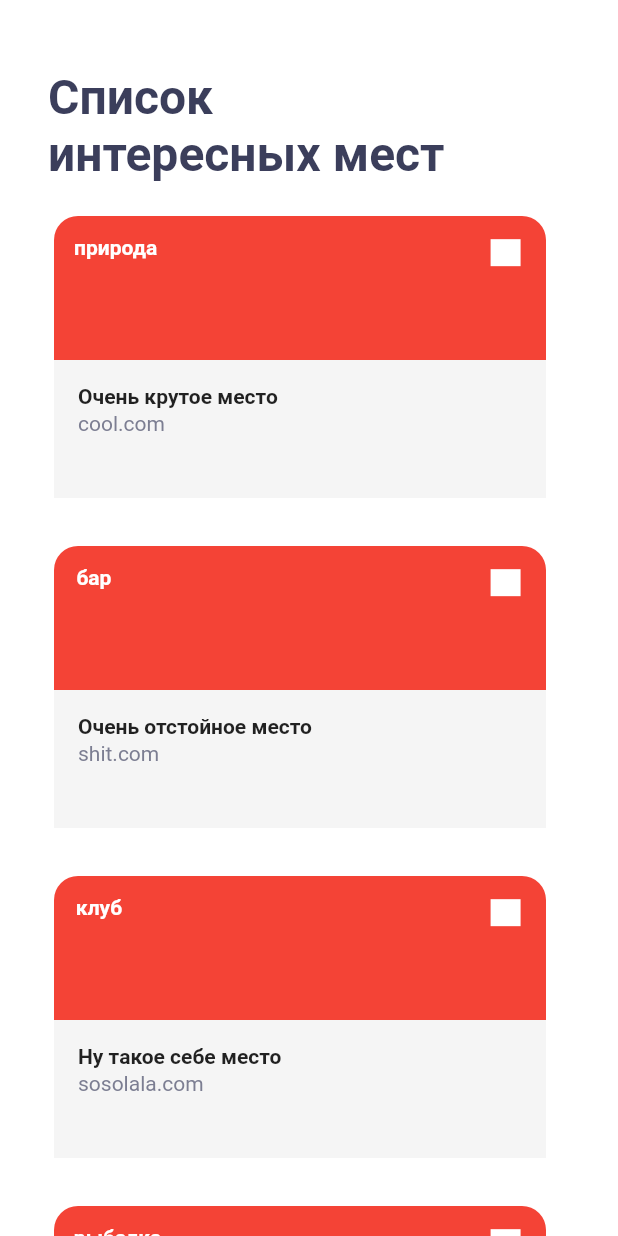
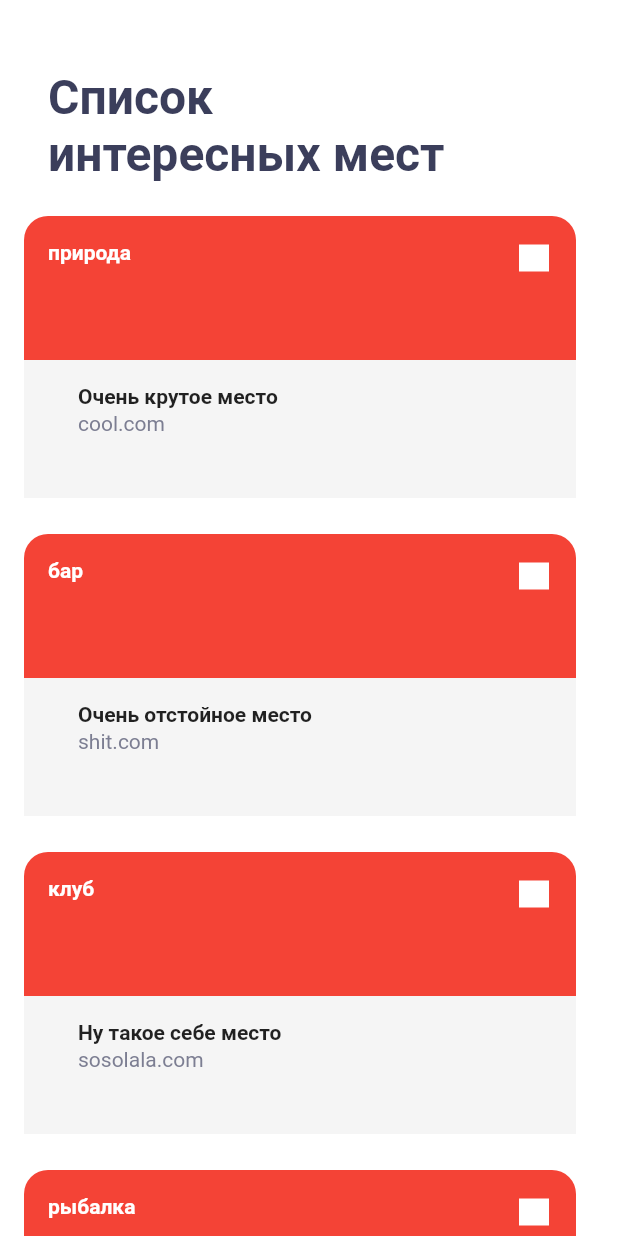
Before and after one commit to alexb82/surf-flutter-course-balashov, a Flutter app: the screen it shows after launch, on a phone screen of 412 x 824 dp. Run offline on Flutter 3.47's test engine with Material 2 defaults, Android fonts, the phone set to English and light mode, and no system bars.

Commit message:
4.3 corrected due to comments

```diff
--- a/lib/UI/screen/sight_card.dart
+++ b/lib/UI/screen/sight_card.dart
@@ -9,10 +9,10 @@ class SightCard extends StatelessWidget {
   @override
   Widget build(BuildContext context) {
     return Padding(
-      padding: EdgeInsets.all(16),
+      padding: EdgeInsets.fromLTRB(16, 16, 16, 8),
       child: Column(children: [
         Container(
-            width: 328,
+            width: double.infinity,
             height: 96,
             decoration: BoxDecoration(
               color: Colors.red,
@@ -22,8 +22,12 @@ class SightCard extends StatelessWidget {
             ),
             child: Stack(
               children: [
-                Align(
-                  alignment: Alignment(-0.902, -0.667),
+                Container(
+                  alignment: Alignment.topLeft,
+                  padding: EdgeInsets.only(
+                    left: 16,
+                    top: 16,
+                  ),
                   child: Text(
                     sight.type.toLowerCase(),
                     style: TextStyle(
@@ -32,8 +36,12 @@ class SightCard extends StatelessWidget {
                     ),
                   ),
                 ),
-                Align(
-                  alignment: Alignment(0.89, -0.604),
+                Container(
+                  alignment: Alignment.topRight,
+                  padding: EdgeInsets.only(
+                    top: 19,
+                    right: 18,
+                  ),
                   child: Container(
                     width: 20,
                     height: 18,
@@ -43,7 +51,7 @@ class SightCard extends StatelessWidget {
               ],
             )),
         Container(
-          width: 328,
+          width: double.infinity,
           height: 92,
           color: Color(0xFFF5F5F5),
           child: Padding(
--- a/lib/UI/screen/sight_list_screen.dart
+++ b/lib/UI/screen/sight_list_screen.dart
@@ -26,9 +26,7 @@ class SightListScreen extends StatefulWidget {
 
 class _SightListScreenState extends State<SightListScreen> {
   List<Widget> _getSightsList() {
-    return new List<Widget>.generate(mocks.length, (int index) {
-      return SightCard(mocks[index]);
-    });
+    return mocks.map((item)=> SightCard(item)).toList();
   }
 
   @override
```
